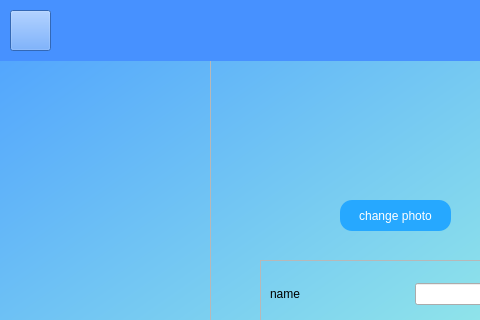
This is client/signupform.ui in mohammadmolavi/Local-messenger as Qt 5 draws it before an edit; both pictures show x 0 to 480 and y 0 to 320 of the 800 by 600 pixel window. The edited form follows.
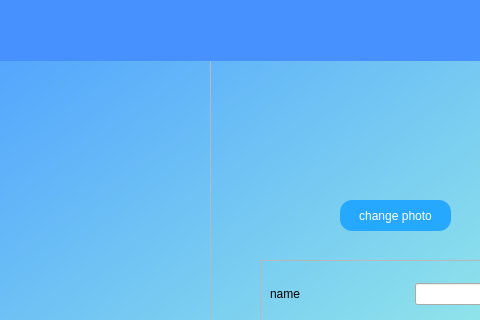
This is the edited form. Icons and pictures are not drawn.

Patch:
```diff
--- a/client/signupform.ui
+++ b/client/signupform.ui
@@ -248,22 +248,6 @@
     <property name="styleSheet">
      <string notr="true">background-color: rgb(71, 145, 255);</string>
     </property>
-    <widget class="QPushButton" name="back">
-     <property name="geometry">
-      <rect>
-       <x>10</x>
-       <y>10</y>
-       <width>41</width>
-       <height>41</height>
-      </rect>
-     </property>
-     <property name="styleSheet">
-      <string notr="true">border-image: url(:/new/prefix1/graphics/previous.png);</string>
-     </property>
-     <property name="text">
-      <string/>
-     </property>
-    </widget>
    </widget>
   </widget>
   <widget class="QMenuBar" name="menubar">
```
